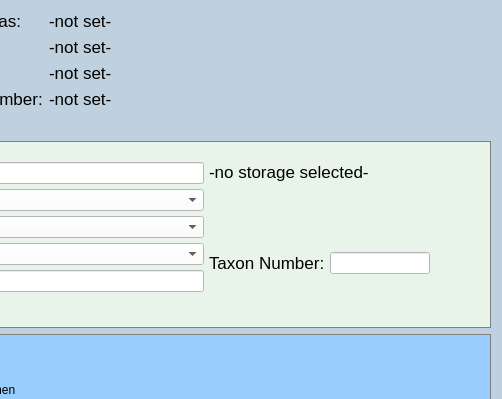
NHMDenmark/Mass-Digitizer, file MassDigitizer/ui/specimendataentry.ui: the form before one commit; both pictures show x 578 to 1080 and y 0 to 399 of the 1080 by 720 pixel window.
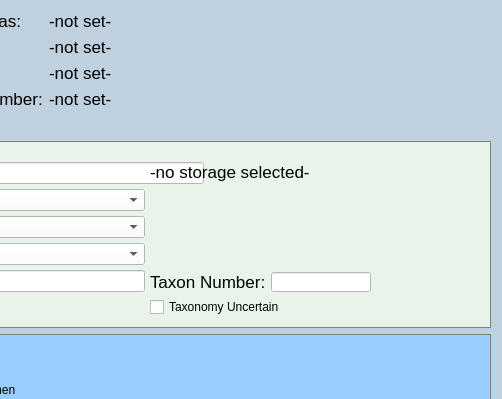
The form after the commit. Icons and pictures are not drawn.

Commit message: Added "Taxonomy uncertain" field #623

What changed in the file:
```diff
--- a/MassDigitizer/ui/specimendataentry.ui
+++ b/MassDigitizer/ui/specimendataentry.ui
@@ -396,6 +396,9 @@
       </item>
       <item>
        <layout class="QVBoxLayout" name="verticalLayoutGreenAreaRight">
+        <property name="spacing">
+         <number>5</number>
+        </property>
         <item>
          <widget class="QLabel" name="txtStorageFullname">
           <property name="minimumSize">
@@ -442,23 +445,49 @@
           <property name="formAlignment">
            <set>Qt::AlignmentFlag::AlignLeading|Qt::AlignmentFlag::AlignLeft|Qt::AlignmentFlag::AlignTop</set>
           </property>
-          <item row="0" column="0">
+          <item row="1" column="0">
            <widget class="QLabel" name="lblTaxonNumber">
             <property name="text">
              <string>Taxon Number:</string>
             </property>
            </widget>
           </item>
-          <item row="0" column="1">
+          <item row="1" column="1">
            <widget class="QLineEdit" name="inpTaxonNumber">
             <property name="maximumSize">
              <size>
               <width>100</width>
-              <height>4096</height>
+              <height>20</height>
              </size>
             </property>
            </widget>
           </item>
+          <item row="0" column="1">
+           <spacer name="verticalSpacer">
+            <property name="orientation">
+             <enum>Qt::Orientation::Vertical</enum>
+            </property>
+            <property name="sizeType">
+             <enum>QSizePolicy::Policy::Fixed</enum>
+            </property>
+            <property name="sizeHint" stdset="0">
+             <size>
+              <width>200</width>
+              <height>20</height>
+             </size>
+            </property>
+           </spacer>
+          </item>
+          <item row="2" column="0" colspan="2">
+           <widget class="QCheckBox" name="chkTaxonomyUncertain">
+            <property name="locale">
+             <locale language="English" country="Denmark"/>
+            </property>
+            <property name="text">
+             <string>Taxonomy Uncertain</string>
+            </property>
+           </widget>
+          </item>
          </layout>
         </item>
        </layout>
```
The commit also changes 7 other files.
